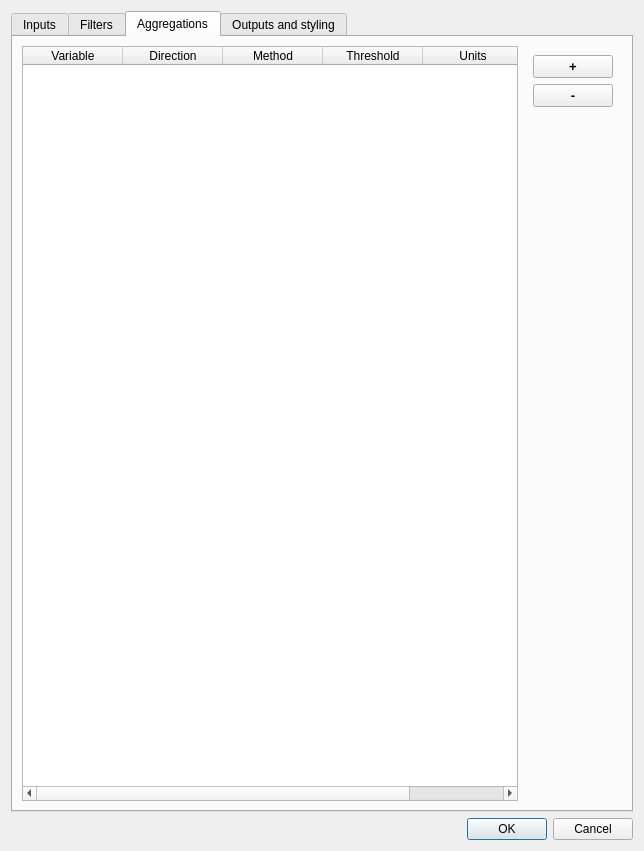
First picture: the form in tool_statistics/threedi_custom_stats_dialog_base.ui, repository nens/threedi-results-analysis, before the edit.
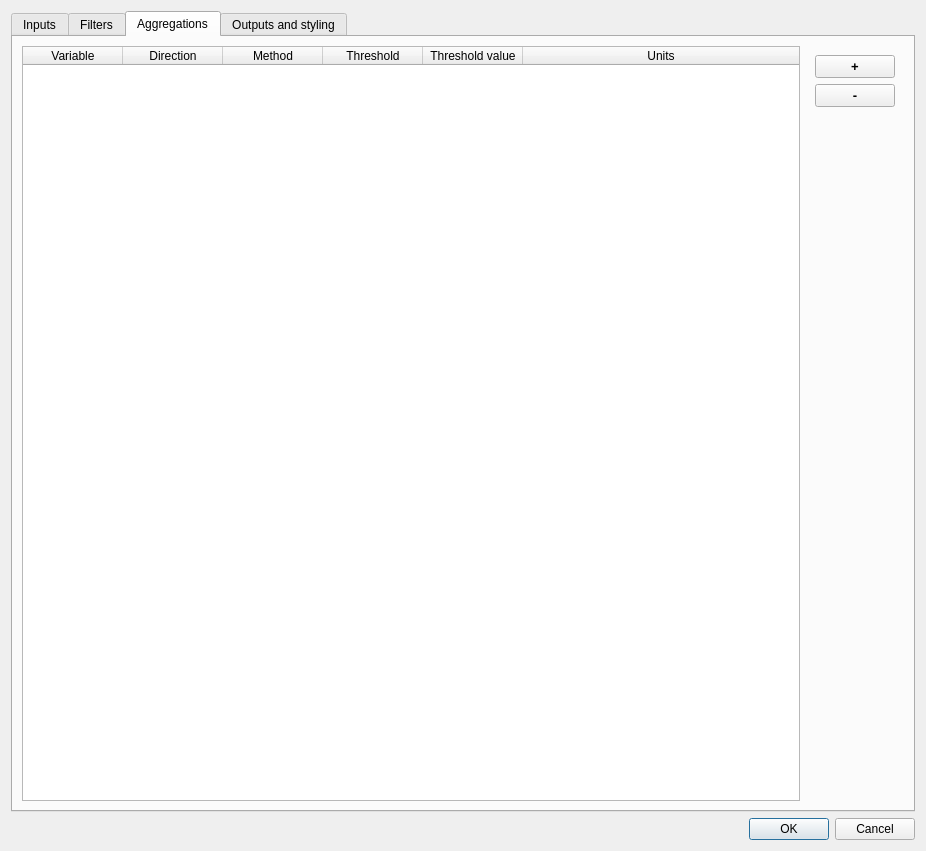
Second picture: the form after the edit. The open tabs and pages were chosen to show the change. Custom widgets are drawn as their Qt base class.

Patch:
```diff
--- a/tool_statistics/threedi_custom_stats_dialog_base.ui
+++ b/tool_statistics/threedi_custom_stats_dialog_base.ui
@@ -9,7 +9,7 @@
    <rect>
     <x>0</x>
     <y>0</y>
-    <width>644</width>
+    <width>926</width>
     <height>851</height>
    </rect>
   </property>
@@ -336,7 +336,7 @@
           <number>0</number>
          </property>
          <property name="columnCount">
-          <number>5</number>
+          <number>6</number>
          </property>
          <attribute name="horizontalHeaderCascadingSectionResizes">
           <bool>true</bool>
@@ -364,6 +364,11 @@
            <string>Threshold</string>
           </property>
          </column>
+         <column>
+          <property name="text">
+           <string>Threshold value</string>
+          </property>
+         </column>
          <column>
           <property name="text">
            <string>Units</string>
```
